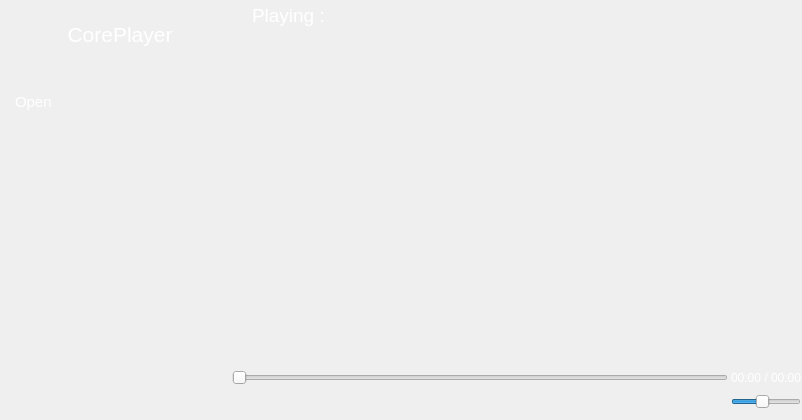
First picture: the form in app/coreplayer/coreplayer.ui, repository rahmanshaber/corebox, before the edit.
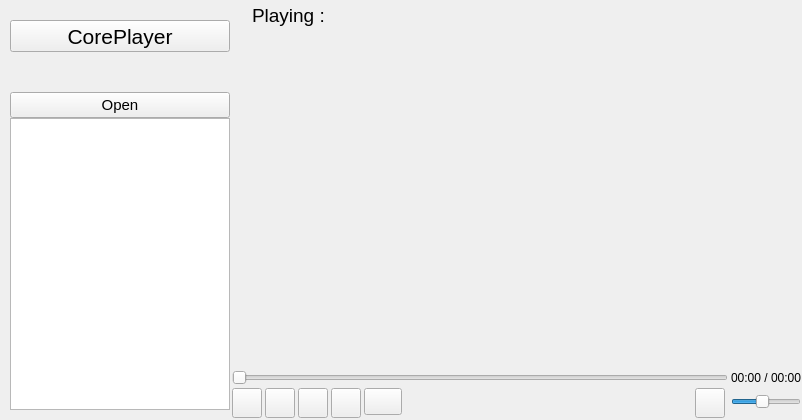
Second picture: the form after the edit. Icons and pictures are not drawn.

What changed in the file:
```diff
--- a/app/coreplayer/coreplayer.ui
+++ b/app/coreplayer/coreplayer.ui
@@ -18,96 +18,7 @@
     <normaloff>:/icons/CorePlayer.svg</normaloff>:/icons/CorePlayer.svg</iconset>
   </property>
   <property name="styleSheet">
-   <string notr="true">/*CorePlayer*/
-
-#appTitle{
-    border: 1px #232323;
-    background-color: transparent;
-    color: #ffffff;}
-
-
-QWidget [accessibleName=&quot;shortcut&quot;]{
-    background-color: #0C2633;
-    color: #ffffff;
-    border: 1px #434343;}
-
-
-QWidget [accessibleName=&quot;toolBar&quot;]{
-   background-color: #212733;
-   color: #E6E6E6;
-   border: 1px #434343;}
-
-
-QFrame [accessibleName=&quot;nameBar&quot;]{
-   background-color:#363941;
-   color: #E6E6E6;}
-
-
-QLabel{
-   background-color: transparent;
-   color: #FFFFFF;}
-
-
-QToolButton{
-    background-color: transparent;
-    color: #ffffff;
-    border: 1px #232323;}
-
-
-QPushButton{
-    background-color: transparent;
-    color: #ffffff;
-    border: 1px #232323;
-    Text-align:left;
-    padding: 5px 5px 5px 5px;}
-QPushButton:pressed{
-    background-color: #3E4A58;}
-QPushButton:hover {
-    background-color: #3E4A58;}
-
-
-QToolButton{
-    background-color: transparent;
-    color: #ffffff;
-    border: 1px #434343;}
-QToolButton:pressed{
-    background-color: #00619D; }
-QToolButton:hover {
-    background-color: #00619D; }
-
-
-QListView{
-    background-color: transparent;
-    color: #FFFFFF;
-    padding: 0px 0px 0px 5px;}
-QListView::item{
-    padding: 5px 5px 5px 5px;}
-QListView::item:selected {
-    background-color: #3E4A58;}
-QListView::item:hover {
-    background-color: #3E4A58;}
-
-
-QScrollBar:vertical {
-    background-color: rgba( 0, 0, 0, 72% );
-    max-width: 8px;
-    border-radius: 4px;
-    padding: 1px; }
-QScrollBar::handle:vertical {
-    background-color: silver;
-    max-width: 6px;
-    min-height: 12px;
-    border-radius: 3px; }
-QScrollBar::sub-page:vertical {
-    background-color: rgba( 0, 0, 0, 72% ); }
-QScrollBar::add-page:vertical {
-    background-color: rgba( 0, 0, 0, 72% ); }
-QScrollBar::add-line:vertical,
-QScrollBar::sub-line:vertical {
-    width: 0px; height: 0px; }
-
-
-</string>
+   <string notr="true"/>
   </property>
   <layout class="QGridLayout" name="gridLayout">
    <property name="leftMargin">
```
